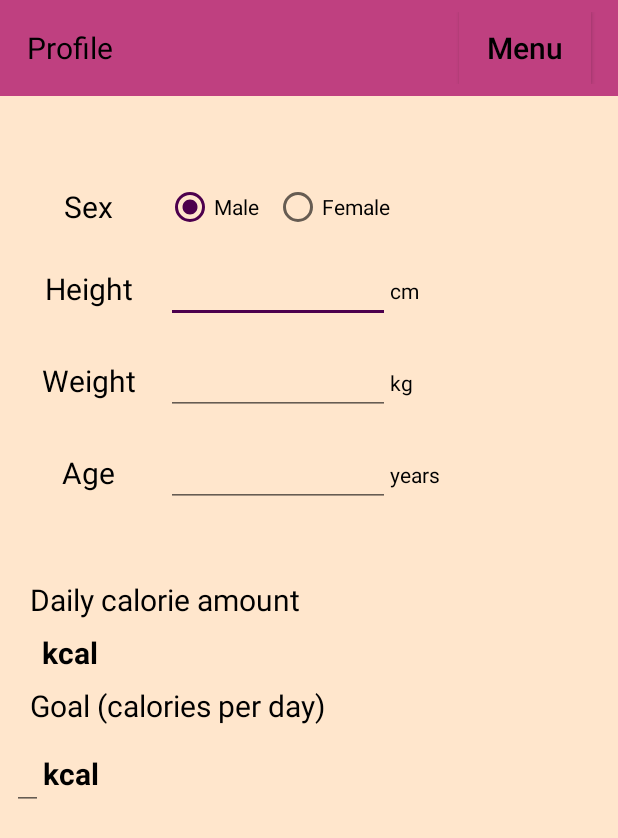
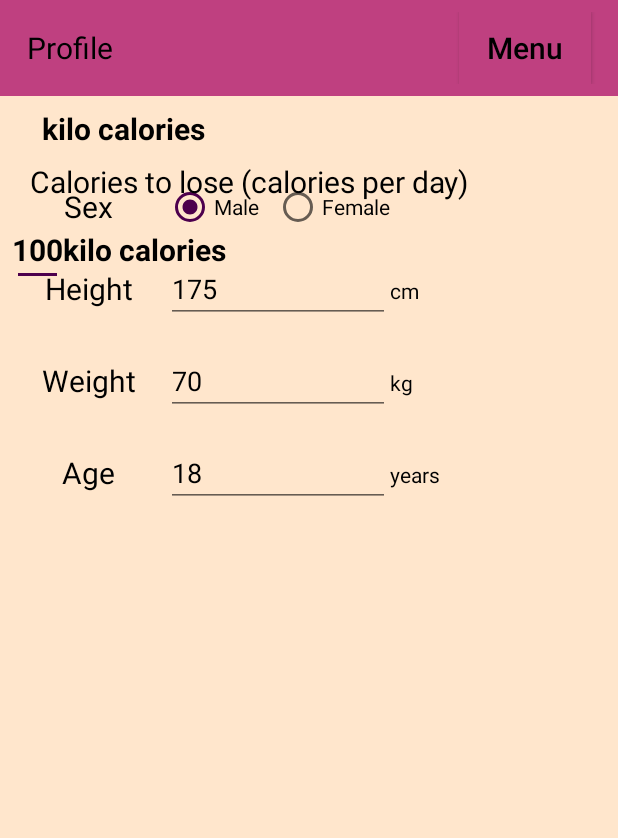
Before and after one commit to sharif-dev/SabiAtiAliDiet, an Android app: the ProfileActivity screen opened directly, with no data from a screen before it, on a phone screen of 412 x 824 dp. Shown: the top 838 px of the screen. Run offline under Robolectric (Android 15) with nearby library versions, the phone set to English and light mode, and no system bars.

Commit message:
profile and saving problem handled

```diff
--- a/app/src/main/java/com/example/sabriatialidiet/activities/DishActivity.java
+++ b/app/src/main/java/com/example/sabriatialidiet/activities/DishActivity.java
@@ -3,8 +3,6 @@ package com.example.sabriatialidiet.activities;
 import android.content.Intent;
 import android.os.Bundle;
 import android.support.v7.app.AppCompatActivity;
-import android.view.Menu;
-import android.view.MenuItem;
 import android.view.View;
 import android.widget.AdapterView;
 import android.widget.ListView;
@@ -13,7 +11,7 @@ import android.widget.Toast;
 
 import com.example.sabriatialidiet.R;
 import com.example.sabriatialidiet.db.DataBase;
-import com.example.sabriatialidiet.entities.Dish;
+import com.example.sabriatialidiet.models.Dish;
 import com.example.sabriatialidiet.listeners.ToWindowOnClickWithClosing;
 
 import java.util.ArrayList;
--- a/app/src/main/java/com/example/sabriatialidiet/activities/DishesEditorActivity.java
+++ b/app/src/main/java/com/example/sabriatialidiet/activities/DishesEditorActivity.java
@@ -7,7 +7,7 @@ import android.widget.EditText;
 
 import com.example.sabriatialidiet.R;
 import com.example.sabriatialidiet.db.DataBase;
-import com.example.sabriatialidiet.entities.Dish;
+import com.example.sabriatialidiet.models.Dish;
 
 public class DishesEditorActivity extends AppCompatActivity {
     static Dish dish;
--- a/app/src/main/java/com/example/sabriatialidiet/activities/ExerciseActivity.java
+++ b/app/src/main/java/com/example/sabriatialidiet/activities/ExerciseActivity.java
@@ -3,8 +3,6 @@ package com.example.sabriatialidiet.activities;
 import android.content.Intent;
 import android.os.Bundle;
 import android.support.v7.app.AppCompatActivity;
-import android.view.Menu;
-import android.view.MenuItem;
 import android.view.View;
 import android.widget.AdapterView;
 import android.widget.ListView;
@@ -13,7 +11,7 @@ import android.widget.Toast;
 
 import com.example.sabriatialidiet.R;
 import com.example.sabriatialidiet.db.DataBase;
-import com.example.sabriatialidiet.entities.Exercise;
+import com.example.sabriatialidiet.models.Exercise;
 import com.example.sabriatialidiet.listeners.ToWindowOnClickWithClosing;
 
 import java.util.ArrayList;
--- a/app/src/main/java/com/example/sabriatialidiet/activities/ExerciseEditorActivity.java
+++ b/app/src/main/java/com/example/sabriatialidiet/activities/ExerciseEditorActivity.java
@@ -7,7 +7,7 @@ import android.widget.EditText;
 
 import com.example.sabriatialidiet.R;
 import com.example.sabriatialidiet.db.DataBase;
-import com.example.sabriatialidiet.entities.Exercise;
+import com.example.sabriatialidiet.models.Exercise;
 
 public class ExerciseEditorActivity extends AppCompatActivity {
     static Exercise exercise;
--- a/app/src/main/java/com/example/sabriatialidiet/activities/ProfileActivity.java
+++ b/app/src/main/java/com/example/sabriatialidiet/activities/ProfileActivity.java
@@ -9,7 +9,7 @@ import android.widget.TextView;
 
 import com.example.sabriatialidiet.R;
 import com.example.sabriatialidiet.listeners.ToWindowOnClickWithClosing;
-import com.example.sabriatialidiet.preferences.Profile;
+import com.example.sabriatialidiet.profile.Profile;
 
 public class ProfileActivity extends AppCompatActivity {
     Profile profile;
@@ -21,13 +21,13 @@ public class ProfileActivity extends AppCompatActivity {
         setContentView(R.layout.activity_profile);
         profile = Profile.getProfile(this);
         findViewById(R.id.from_profile_to_menu).setOnClickListener(new ToWindowOnClickWithClosing(this, MyMenuActivity.class));
-        ((EditText) findViewById(R.id.profile_age)).setText(profile.getAge());
-        ((EditText) findViewById(R.id.profile_height)).setText(profile.getHeight());
-        ((EditText) findViewById(R.id.profile_weight)).setText(profile.getWeight());
+
+        ((EditText) findViewById(R.id.profile_age)).setText(String.valueOf(profile.getAge()));
+        ((EditText) findViewById(R.id.profile_height)).setText(String.valueOf(profile.getHeight()));
+        ((EditText) findViewById(R.id.profile_weight)).setText(String.valueOf(profile.getWeight()));
         ((RadioButton) findViewById(R.id.profile_woman_radio_button)).setChecked(!profile.getGender());
-        ((EditText) findViewById(R.id.profile_aim_kal_number)).setText(profile.getCalorie_to_lose());
-//        optimalCalorieNumber = ((TextView) findViewById(R.id.profile_optimal_kal_number));
-//        optimalCalorieNumber.setText(profile.calculateCalories() + " " + getString(R.string.kilocalories));
+        ((EditText) findViewById(R.id.profile_aim_kal_number)).setText(String.valueOf(profile.getCalorie_to_lose()));
+
     }
 
     public void onGenderRadioButtonClick(View view) {
@@ -38,32 +38,27 @@ public class ProfileActivity extends AppCompatActivity {
 
         }
 
-//        optimalCalorieNumber.setText(profile.calculateCalories() + " " + getString(R.string.kilocalories));
-//        optimalCalorieNumber.requestLayout();
+
     }
 
     public void onHeightChangeButtonClick(View view) {
         profile.setHeight(this, Integer.parseInt(((EditText) view).getText().toString()));
-//        optimalCalorieNumber.setText(profile.calculateCalories() + " " + getString(R.string.kilocalories));
-//        optimalCalorieNumber.requestLayout();
+
     }
 
     public void onWeightChangeButtonClick(View view) {
         profile.setWeight(this, Integer.parseInt(((EditText) view).getText().toString()));
-//        optimalCalorieNumber.setText(profile.calculateCalories() + " " + getString(R.string.kilocalories));
-//        optimalCalorieNumber.requestLayout();
+
     }
 
     public void onAgeChangeButtonClick(View view) {
         profile.setAge(this, Integer.parseInt(((EditText) view).getText().toString()));
-//        optimalCalorieNumber.setText(profile.calculateCalories() + " " + getString(R.string.kilocalories));
-//        optimalCalorieNumber.requestLayout();
+
     }
 
     public void onAimCalorieChangeButtonClick(View view) {
         profile.setAimCalorie(this, Integer.parseInt(((EditText) view).getText().toString()));
-//        optimalCalorieNumber.setText(profile.calculateCalories() + " " + getString(R.string.kilocalories));
-//        optimalCalorieNumber.requestLayout();
+
     }
 
     @Override
--- a/app/src/main/java/com/example/sabriatialidiet/entities/Day.java
+++ b/app/src/main/java/com/example/sabriatialidiet/models/Day.java
@@ -1,4 +1,4 @@
-package com.example.sabriatialidiet.entities;
+package com.example.sabriatialidiet.models;
 
 
 import com.example.sabriatialidiet.db.DataBase;
--- a/app/src/main/java/com/example/sabriatialidiet/entities/Dish.java
+++ b/app/src/main/java/com/example/sabriatialidiet/models/Dish.java
@@ -1,4 +1,4 @@
-package com.example.sabriatialidiet.entities;
+package com.example.sabriatialidiet.models;
 
 
 public class Dish {
--- a/app/src/main/java/com/example/sabriatialidiet/entities/Exercise.java
+++ b/app/src/main/java/com/example/sabriatialidiet/models/Exercise.java
@@ -1,4 +1,4 @@
-package com.example.sabriatialidiet.entities;
+package com.example.sabriatialidiet.models;
 
 
 public class Exercise {
--- a/app/src/main/java/com/example/sabriatialidiet/preferences/Profile.java
+++ b/app/src/main/java/com/example/sabriatialidiet/profile/Profile.java
@@ -1,4 +1,4 @@
-package com.example.sabriatialidiet.preferences;
+package com.example.sabriatialidiet.profile;
 
 import android.app.Activity;
 import android.content.Context;
--- a/app/src/main/res/layout/activity_profile.xml
+++ b/app/src/main/res/layout/activity_profile.xml
@@ -99,15 +99,7 @@
                         android:textColor="@color/my_text_color"/>
                 </TableRow>
             </TableLayout>
-            <TextView
-                style="@style/first_text_in_row_profile_style"
-                android:id="@+id/profile_optimal_kal"
-                android:layout_width="wrap_content"
-                android:layout_height="wrap_content"
-                android:layout_below="@id/profile_table_layout"
-                android:text="@string/daily_calorie_amount"
-                android:paddingTop="40dp"
-                />
+
             <TextView
                 android:layout_width="wrap_content"
                 android:layout_height="wrap_content"
@@ -116,7 +108,7 @@
                 android:layout_margin="8dp"
                 android:text="@string/kilocalories"
                 android:textStyle="bold"
-                android:layout_below="@id/profile_optimal_kal"/>
+              />
             <TextView
                 style="@style/first_text_in_row_profile_style"
                 android:id="@+id/profile_aim_kal"
```
Also changed, not shown: app/src/main/java/com/example/sabriatialidiet/activities/DiaryActivity.java (+30 -10 lines), app/src/main/java/com/example/sabriatialidiet/activities/StatisticActivity.java (+2 -15 lines), app/src/main/java/com/example/sabriatialidiet/db/DataBase.java (+7 -36 lines), app/src/main/res/layout/activity_exercise_editor.xml (+3 -19 lines), app/src/main/res/layout/content_diary.xml (+8 -0 lines), app/src/main/res/values/strings.xml (+4 -22 lines).
